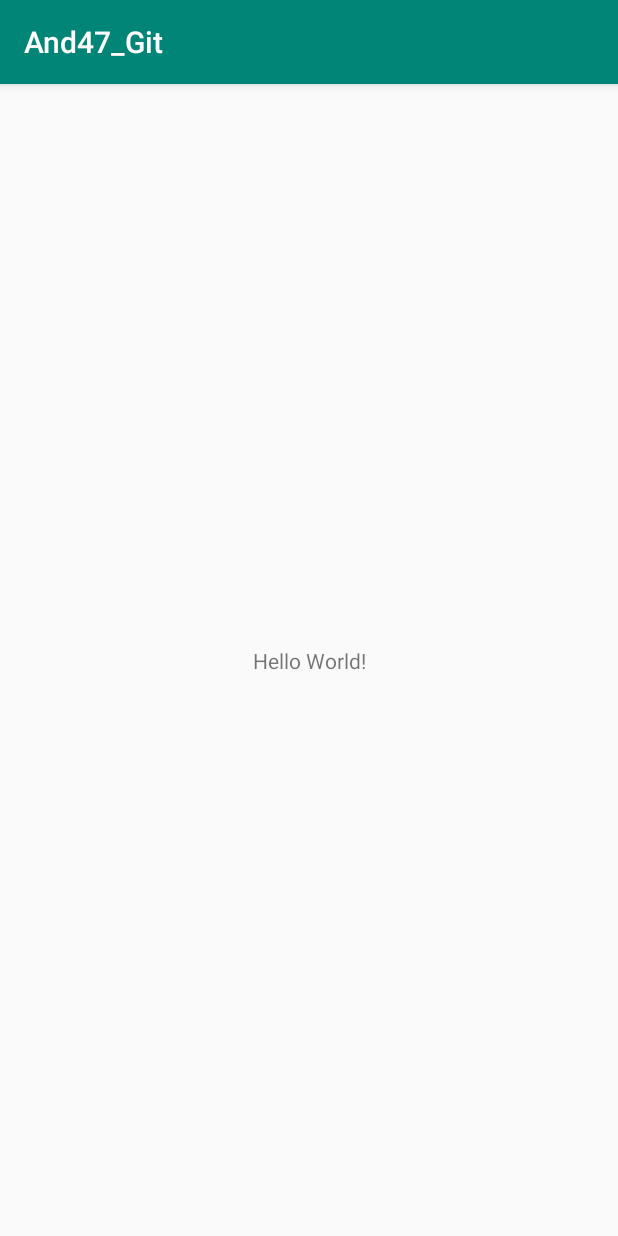
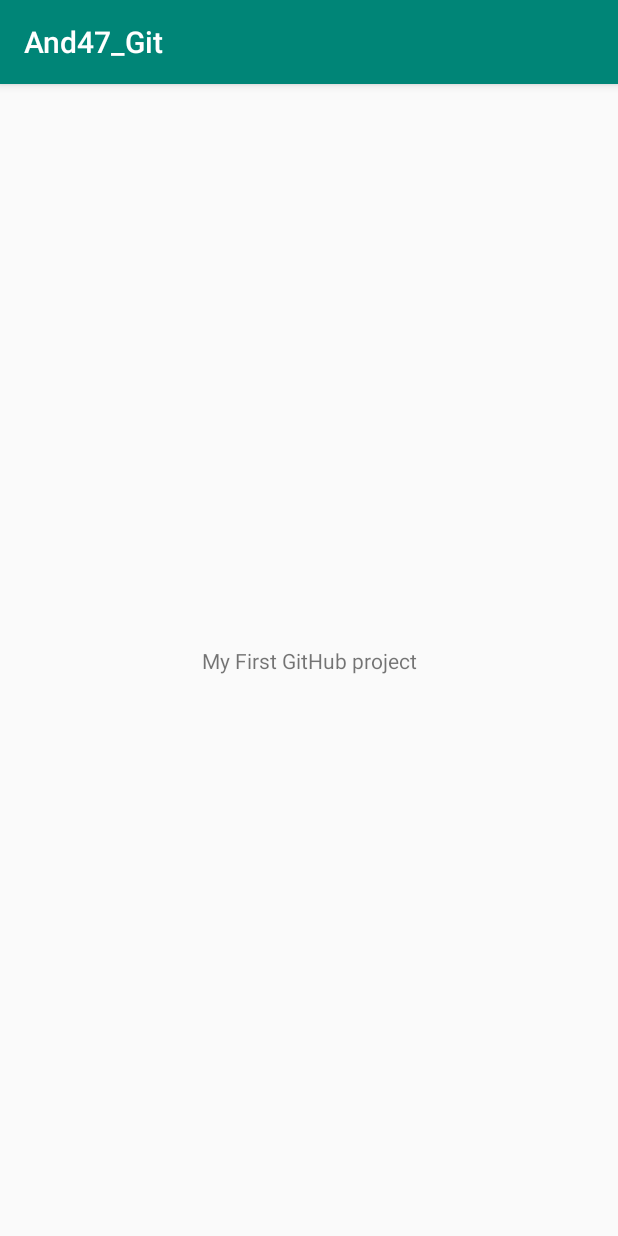
Before and after one commit to nkmj78/And47_Git, an Android app: the screen it shows after launch (MainActivity), on a phone screen of 412 x 824 dp. Run offline under Robolectric (Android 15) with nearby library versions, the phone set to English and light mode, and no system bars.

Commit message:
Update MainActivity.java
setText 추가!

```diff
--- a/app/src/main/java/edu/android/and47_git/MainActivity.java
+++ b/app/src/main/java/edu/android/and47_git/MainActivity.java
@@ -13,5 +13,6 @@ public class MainActivity extends AppCompatActivity {
         super.onCreate(savedInstanceState);
         setContentView(R.layout.activity_main);
         textView=findViewById(R.id.textView);
+        textView.setText("My First GitHub project");
     }
 }
```
